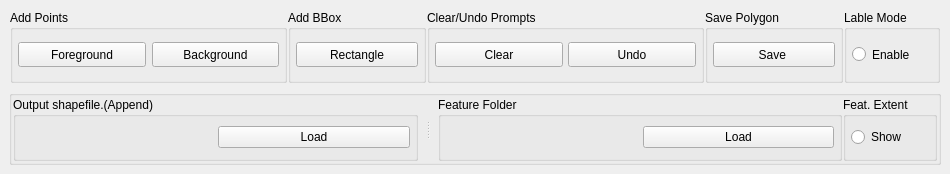
coolzhao/Geo-SAM, file ui/Selector.ui: the form before one commit.
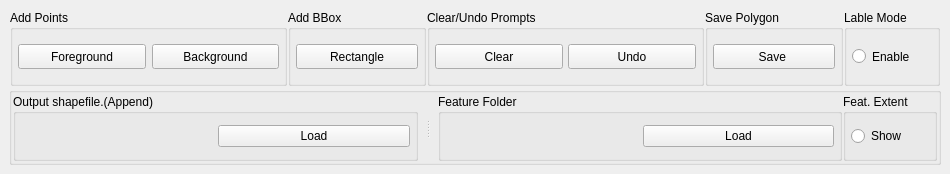
The form after the commit. Custom widgets are drawn as their Qt base class.

Commit message: adjust ui minimum size

Patch:
```diff
--- a/ui/Selector.ui
+++ b/ui/Selector.ui
@@ -12,7 +12,7 @@
   </property>
   <property name="minimumSize">
    <size>
-    <width>768</width>
+    <width>0</width>
     <height>0</height>
    </size>
   </property>
@@ -34,13 +34,16 @@
    </property>
    <layout class="QGridLayout" name="gridLayout">
     <item row="0" column="0">
-     <layout class="QGridLayout" name="gridLayout_5">
+     <layout class="QGridLayout" name="gridLayout_5" rowstretch="0,0">
+      <property name="verticalSpacing">
+       <number>0</number>
+      </property>
       <item row="0" column="0">
        <widget class="QFrame" name="Top">
         <property name="sizePolicy">
          <sizepolicy hsizetype="Preferred" vsizetype="Preferred">
           <horstretch>0</horstretch>
-          <verstretch>1</verstretch>
+          <verstretch>0</verstretch>
          </sizepolicy>
         </property>
         <property name="maximumSize">
@@ -71,7 +74,7 @@
          <item>
           <widget class="QGroupBox" name="horizontalGroupBox">
            <property name="sizePolicy">
-            <sizepolicy hsizetype="Expanding" vsizetype="Expanding">
+            <sizepolicy hsizetype="Preferred" vsizetype="Preferred">
              <horstretch>0</horstretch>
              <verstretch>0</verstretch>
             </sizepolicy>
@@ -362,7 +365,7 @@
         <property name="sizePolicy">
          <sizepolicy hsizetype="Preferred" vsizetype="Preferred">
           <horstretch>0</horstretch>
-          <verstretch>1</verstretch>
+          <verstretch>0</verstretch>
          </sizepolicy>
         </property>
         <property name="maximumSize">
@@ -389,6 +392,12 @@
          </property>
          <item>
           <widget class="QSplitter" name="splitterBottom">
+           <property name="sizePolicy">
+            <sizepolicy hsizetype="Preferred" vsizetype="Preferred">
+             <horstretch>0</horstretch>
+             <verstretch>0</verstretch>
+            </sizepolicy>
+           </property>
            <property name="orientation">
             <enum>Qt::Horizontal</enum>
            </property>
```
Left out of the diff: 3 changed lines with no effect on the pictures.
